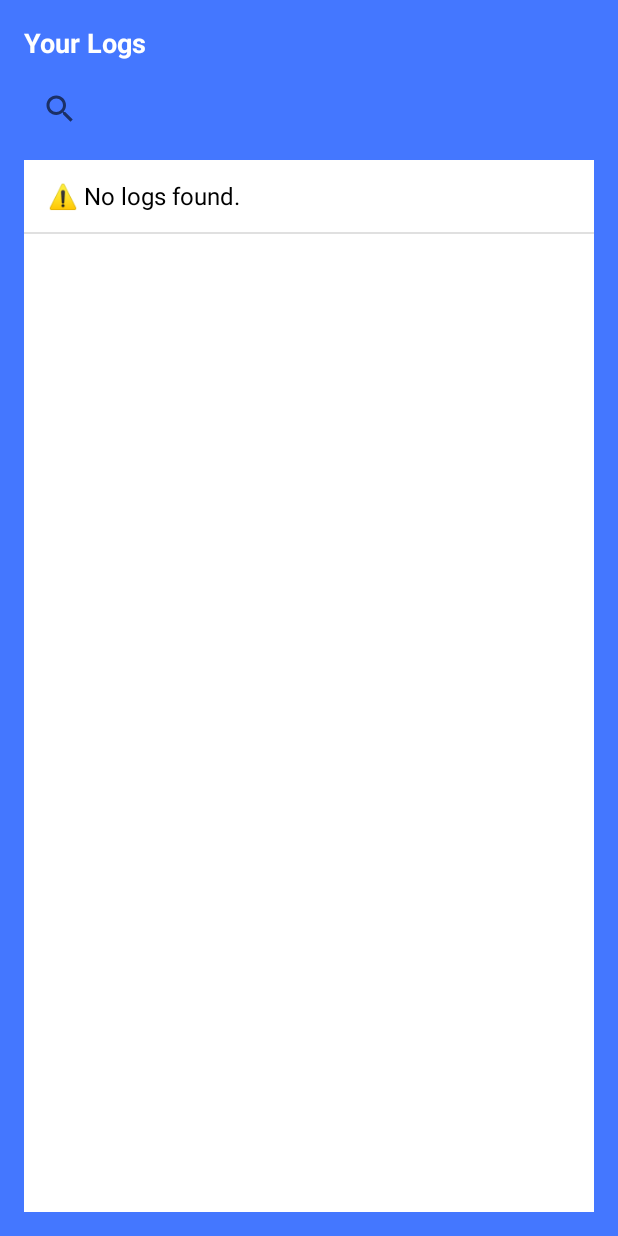
After one commit to Derev05/CSIT321_FYP-25-S1-13, an Android app: the ManageLogsActivity screen opened directly, with no data from a screen before it, on a phone screen of 412 x 824 dp. The commit adds this screen. Run offline under Robolectric (Android 15) with nearby library versions, the phone set to English and light mode, and no system bars; our stand-ins replace Firebase (no records; nobody signed in at launch, a user with empty details on screens opened directly); 1 statement that could not run was skipped.

Commit message:
Added mitigation strategies activity to display logs after enrollment

```diff
--- /dev/null
+++ b/app/src/main/java/com/example/kotlinbasics/ManageLogsActivity.java
@@ -0,0 +1,130 @@
+package com.example.kotlinbasics;
+
+import android.os.Bundle;
+import android.util.Log;
+import android.widget.*;
+import androidx.appcompat.app.AlertDialog;
+import androidx.appcompat.app.AppCompatActivity;
+
+import com.google.firebase.auth.FirebaseAuth;
+import com.google.firebase.firestore.*;
+
+import java.util.ArrayList;
+
+public class ManageLogsActivity extends AppCompatActivity {
+
+    private FirebaseFirestore db;
+    private FirebaseAuth mAuth;
+    private ListView logListView;
+    private TextView headerText;
+    private SearchView searchView;
+    private ArrayAdapter<String> adapter;
+
+    private ArrayList<String> allDisplayList = new ArrayList<>();
+    private ArrayList<String> displayList = new ArrayList<>();
+    private ArrayList<DocumentSnapshot> logDocuments = new ArrayList<>();
+    private ArrayList<DocumentSnapshot> allLogDocuments = new ArrayList<>();
+    private String currentUID;
+
+    @Override
+    protected void onCreate(Bundle savedInstanceState) {
+        super.onCreate(savedInstanceState);
+        setContentView(R.layout.activity_manage_logs);
+
+        db = FirebaseFirestore.getInstance();
+        mAuth = FirebaseAuth.getInstance();
+        currentUID = mAuth.getCurrentUser().getUid();
+
+        logListView = findViewById(R.id.logListView);
+        headerText = findViewById(R.id.headerText);
+        searchView = findViewById(R.id.searchView);
+
+        adapter = new ArrayAdapter<>(this, android.R.layout.simple_list_item_1, displayList);
+        logListView.setAdapter(adapter);
+
+        fetchLogs();
+
+        searchView.setOnQueryTextListener(new SearchView.OnQueryTextListener() {
+            @Override public boolean onQueryTextSubmit(String query) { return false; }
+
+            @Override
+            public boolean onQueryTextChange(String newText) {
+                filterLogsByDate(newText);
+                return true;
+            }
+        });
+
+        logListView.setOnItemClickListener((parent, view, position, id) -> {
+            if (position >= logDocuments.size()) return;
+
+            DocumentSnapshot docToDelete = logDocuments.get(position);
+
+            new AlertDialog.Builder(ManageLogsActivity.this)
+                    .setTitle("Delete Log")
+                    .setMessage("Are you sure you want to delete this log?")
+                    .setPositiveButton("Yes", (dialog, which) -> {
+                        docToDelete.getReference().delete()
+                                .addOnSuccessListener(unused -> {
+                                    Toast.makeText(this, "Log deleted.", Toast.LENGTH_SHORT).show();
+                                    fetchLogs(); // Refresh after deletion
+                                })
+                                .addOnFailureListener(e -> {
+                                    Toast.makeText(this, "Failed to delete log.", Toast.LENGTH_SHORT).show();
+                                    Log.e("ManageLogs", "❌ Deletion failed", e);
+                                });
+                    })
+                    .setNegativeButton("Cancel", null)
+                    .show();
+        });
+    }
+
+    private void fetchLogs() {
+        headerText.setText("Your Logs");
+        allDisplayList.clear();
+        allLogDocuments.clear();
+
+        db.collection("enrol_logs")
+                .document(currentUID)
+                .collection("attempts")
+                .orderBy("timestamp", Query.Direction.DESCENDING)
+                .get()
+                .addOnSuccessListener(snapshot -> {
+                    if (snapshot.isEmpty()) {
+                        allDisplayList.add("⚠️ No logs found.");
+                    } else {
+                        for (DocumentSnapshot doc : snapshot.getDocuments()) {
+                            double prob = doc.contains("probability") ? doc.getDouble("probability") : 0.0;
+                            String probFormatted = String.format("%.2f%%", prob * 100);
+
+                            boolean decision = doc.contains("decision") && Boolean.TRUE.equals(doc.getBoolean("decision"));
+                            String time = doc.contains("readable_time") ? doc.getString("readable_time") : "Unknown";
+
+                            allDisplayList.add("📅 " + time + "\n🧠 Probability: " + probFormatted + "\n🕵️ Spoof: " + decision);
+                            allLogDocuments.add(doc);
+                        }
+                    }
+                    filterLogsByDate(searchView.getQuery().toString()); // Initial display
+                })
+                .addOnFailureListener(e -> Log.e("ManageLogs", "❌ Failed to fetch logs", e));
+    }
+
+
+    private void filterLogsByDate(String query) {
+        displayList.clear();
+        logDocuments.clear();
+
+        for (int i = 0; i < allDisplayList.size(); i++) {
+            String log = allDisplayList.get(i);
+            if (log.toLowerCase().contains(query.toLowerCase())) {
+                displayList.add(log);
+                logDocuments.add(allLogDocuments.get(i));
+            }
+        }
+
+        if (displayList.isEmpty()) {
+            displayList.add("⚠️ No matching logs.");
+        }
+
+        adapter.notifyDataSetChanged();
+    }
+}
--- /dev/null
+++ b/app/src/main/res/drawable/sort_button_bg.xml
@@ -0,0 +1,6 @@
+<?xml version="1.0" encoding="utf-8"?>
+<shape xmlns:android="http://schemas.android.com/apk/res/android" android:shape="rectangle">
+    <solid android:color="#6A1B9A" />
+    <corners android:radius="20dp" />
+    <stroke android:width="1dp" android:color="#FFFFFF" />
+</shape>
--- a/app/src/main/res/layout/activity_bioauth.xml
+++ b/app/src/main/res/layout/activity_bioauth.xml
@@ -89,6 +89,7 @@
                     app:cardElevation="8dp">
 
                     <LinearLayout
+                        android:id="@+id/biometricIcon"
                         android:layout_width="match_parent"
                         android:layout_height="match_parent"
                         android:orientation="vertical"
@@ -96,7 +97,6 @@
                         android:padding="16dp">
 
                         <ImageView
-                            android:id="@+id/biometricIcon"
                             android:layout_width="64dp"
                             android:layout_height="64dp"
                             android:src="@drawable/ic_finger" />
@@ -121,6 +121,7 @@
                     app:cardElevation="8dp">
 
                     <LinearLayout
+                        android:id="@+id/mitigationIcon"
                         android:layout_width="match_parent"
                         android:layout_height="match_parent"
                         android:orientation="vertical"
@@ -128,7 +129,6 @@
                         android:padding="16dp">
 
                         <ImageView
-                            android:id="@+id/mitigationIcon"
                             android:layout_width="64dp"
                             android:layout_height="64dp"
                             android:src="@drawable/ic_mitigation" />
@@ -194,6 +194,7 @@
                     app:cardElevation="8dp">
 
                     <LinearLayout
+                        android:id="@+id/reviewIcon"
                         android:layout_width="match_parent"
                         android:layout_height="match_parent"
                         android:orientation="vertical"
@@ -201,7 +202,6 @@
                         android:padding="16dp">
 
                         <ImageView
-                            android:id="@+id/reviewIcon"
                             android:layout_width="64dp"
                             android:layout_height="64dp"
                             android:src="@drawable/ic_review" />
--- /dev/null
+++ b/app/src/main/res/layout/activity_manage_logs.xml
@@ -0,0 +1,35 @@
+<?xml version="1.0" encoding="utf-8"?>
+<LinearLayout
+    xmlns:android="http://schemas.android.com/apk/res/android"
+    android:orientation="vertical"
+    android:background="#4477FF"
+    android:layout_width="match_parent"
+    android:layout_height="match_parent"
+    android:padding="16dp">
+
+    <TextView
+        android:id="@+id/headerText"
+        android:layout_width="wrap_content"
+        android:layout_height="wrap_content"
+        android:text="Your Logs"
+        android:textSize="18sp"
+        android:textColor="#FFFFFF"
+        android:textStyle="bold"
+        android:layout_marginBottom="8dp"/>
+
+    <SearchView
+        android:id="@+id/searchView"
+        android:layout_width="match_parent"
+        android:layout_height="wrap_content"
+        android:queryHint="Search by date (e.g. 12 Apr 2025)"
+        android:layout_marginBottom="10dp"/>
+
+    <ListView
+        android:id="@+id/logListView"
+        android:layout_width="match_parent"
+        android:layout_height="0dp"
+        android:layout_weight="1"
+        android:background="#ffffff"
+        android:dividerHeight="1dp"/>
+
+</LinearLayout>
```
Also changed, not shown: app/src/main/AndroidManifest.xml (+15 -0 lines), app/src/main/java/com/example/kotlinbasics/AntiSpoofingClassifier.java (+18 -28 lines), app/src/main/java/com/example/kotlinbasics/FaceEnrollActivity.java (+75 -21 lines), app/src/main/java/com/example/kotlinbasics/LogViewerActivity.java (added, +193 -0 lines), app/src/main/java/com/example/kotlinbasics/MainMenu.java (+5 -4 lines), app/src/main/java/com/example/kotlinbasics/mitigation_activity.java (+18 -2 lines), app/src/main/res/layout/activity_log_viewer.xml (added, +71 -0 lines).
